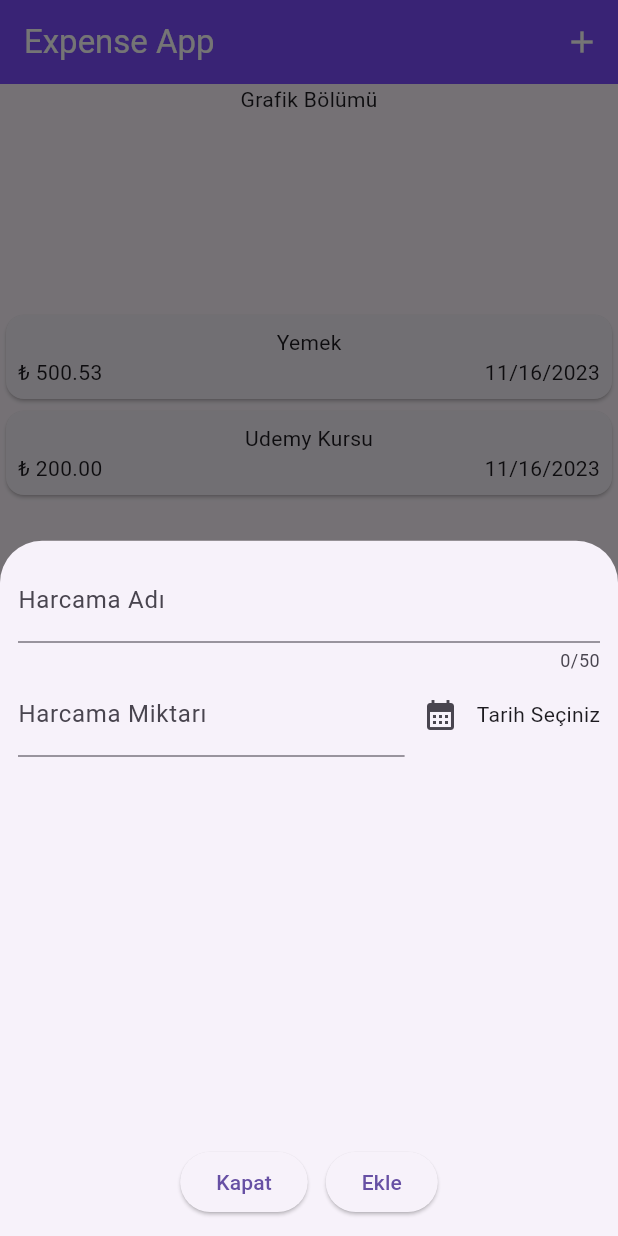
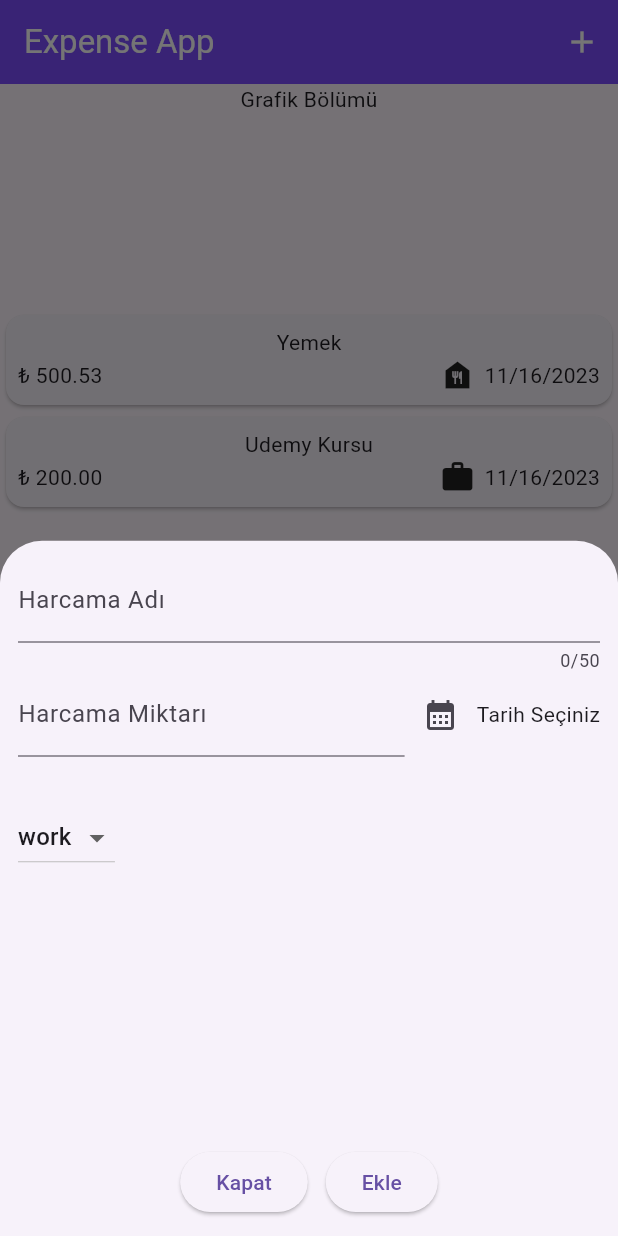
Before and after one commit to halit-kalayci-instruction/tobeto1b-flutter-projects, a Flutter app: the screen it shows after launch, after a tap on the "add" icon, on a phone screen of 412 x 824 dp. Run offline on Flutter 3.47's test engine with Material 2 defaults, Android fonts, the phone set to English and light mode, and no system bars.

Commit message:
'latest'

```diff
--- a/expenseapp/lib/models/expense.dart
+++ b/expenseapp/lib/models/expense.dart
@@ -1,16 +1,33 @@
 // id => identifier => kimlik belirleyici
 
+import 'package:flutter/material.dart';
 import 'package:uuid/uuid.dart';
 
 const uuid = Uuid();
 
+enum Category { work, travel, food, dress }
+
+const categoryIcons = {
+  Category.work: Icons.work,
+  Category.travel: Icons.place_outlined,
+  Category.dress: Icons.abc,
+  Category.food: Icons.food_bank
+};
+
 class Expense {
-  Expense({required this.name, required this.price, required this.date})
+  Expense(
+      {required this.name,
+      required this.price,
+      required this.date,
+      required this.category})
       : id = uuid.v4();
   final String id;
   final String name;
   final double price;
   final DateTime date;
+  final Category category;
+  // belirli kategoriler
+  // enum
 }
 
 // int,long => 1,2,3,4,5,99999999
--- a/expenseapp/lib/pages/expenses_page.dart
+++ b/expenseapp/lib/pages/expenses_page.dart
@@ -12,9 +12,19 @@ class ExpensesPage extends StatefulWidget {
 }
 
 class _ExpensesPageState extends State<ExpensesPage> {
+  // callback fonksiyon
+  // setState'i unutmayalım..
   List<Expense> expenses = [
-    Expense(name: "Yemek", price: 500.529, date: DateTime.now()),
-    Expense(name: "Udemy Kursu", price: 200, date: DateTime.now()),
+    Expense(
+        name: "Yemek",
+        price: 500.529,
+        date: DateTime.now(),
+        category: Category.food),
+    Expense(
+        name: "Udemy Kursu",
+        price: 200,
+        date: DateTime.now(),
+        category: Category.work),
   ];
 
   @override
--- a/expenseapp/lib/widgets/expense_item.dart
+++ b/expenseapp/lib/widgets/expense_item.dart
@@ -21,6 +21,8 @@ class ExpenseItem extends StatelessWidget {
               Text(
                   "₺ ${expense.price.toStringAsFixed(2)}"), // string interpolation
               const Spacer(),
+              Icon(categoryIcons[expense.category]),
+              const SizedBox(width: 6),
               Text(DateFormat.yMd().format(expense.date)),
             ],
           )
--- a/expenseapp/lib/widgets/new_expense.dart
+++ b/expenseapp/lib/widgets/new_expense.dart
@@ -1,4 +1,6 @@
+import 'package:expenseapp/models/expense.dart';
 import 'package:flutter/material.dart';
+import 'package:intl/intl.dart';
 
 class NewExpense extends StatefulWidget {
   const NewExpense({Key? key}) : super(key: key);
@@ -10,6 +12,8 @@ class NewExpense extends StatefulWidget {
 class _NewExpenseState extends State<NewExpense> {
   var _expenseNameController = TextEditingController();
   var _expensePriceController = TextEditingController();
+  DateTime? _selectedDate;
+  Category _selectedCategory = Category.work;
 
   void _openDatePicker() async {
     DateTime today = DateTime.now(); // 16.11.2023
@@ -25,12 +29,16 @@ class _NewExpenseState extends State<NewExpense> {
     //   print(value);
     // });
     // async function => await etmek
+    // nullable
+    // 14:20
     DateTime? selectedDate = await showDatePicker(
         context: context,
-        initialDate: today,
+        initialDate: _selectedDate == null ? today : _selectedDate!,
         firstDate: oneYearAgo,
         lastDate: today);
-    print(selectedDate);
+    setState(() {
+      _selectedDate = selectedDate;
+    });
     print("Merhaba");
     // sync => bir satır çalışmasını bitirmeden alt satıra geçemez.
     // async => async olan satır sadece tetiklenir kod aşağıya doğru çalışmaya devam eder
@@ -54,20 +62,48 @@ class _NewExpenseState extends State<NewExpense> {
                 child: TextField(
                   controller: _expensePriceController,
                   keyboardType: TextInputType.number,
-                  decoration: InputDecoration(labelText: "Harcama Miktarı"),
+                  decoration: const InputDecoration(
+                      labelText: "Harcama Miktarı", prefixText: "₺"),
                 ),
               ),
               IconButton(
                   onPressed: () => _openDatePicker(),
                   icon: const Icon(Icons.calendar_month)),
-              const Text("Tarih Seçiniz"),
+              // ternary operator
+              Text(_selectedDate == null
+                  ? "Tarih Seçiniz"
+                  : DateFormat.yMd().format(_selectedDate!)),
+            ],
+            // String?  a
+            // String => a!
+          ),
+          const SizedBox(
+            height: 30,
+          ),
+          Row(
+            children: [
+              DropdownButton(
+                  value: _selectedCategory,
+                  items: Category.values.map((category) {
+                    return DropdownMenuItem(
+                        value: category, child: Text(category.name));
+                  }).toList(),
+                  onChanged: (value) {
+                    setState(() {
+                      if (value != null) _selectedCategory = value;
+                    });
+                  })
             ],
           ),
           const Spacer(),
           Row(
             mainAxisAlignment: MainAxisAlignment.center,
             children: [
-              ElevatedButton(onPressed: () {}, child: const Text("Kapat")),
+              ElevatedButton(
+                  onPressed: () {
+                    Navigator.pop(context);
+                  },
+                  child: const Text("Kapat")),
               const SizedBox(
                 width: 12,
               ),
@@ -78,7 +114,7 @@ class _NewExpenseState extends State<NewExpense> {
                   },
                   child: Text("Ekle")),
             ],
-          )
+          ),
         ]),
       ),
     );
```
